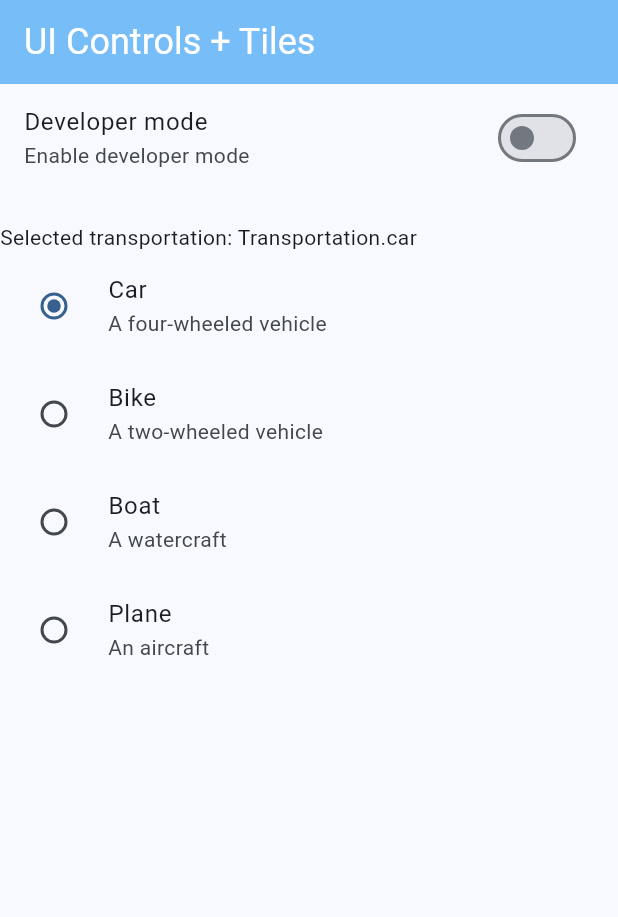
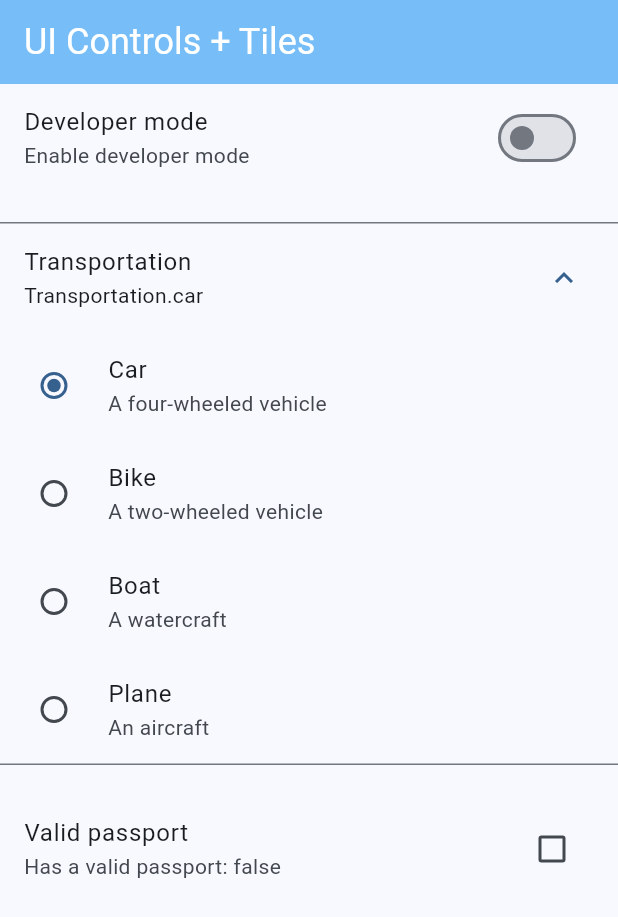
Before and after one commit to afperdomo2/widgets_app, a Flutter app: the UiControlsScreen screen opened by its route, on a phone screen of 412 x 824 dp. Shown: the top 917 px of the screen. Run offline on Flutter 3.47's test engine with Material 3 defaults, Android fonts, the phone set to English and light mode, and no system bars; our stand-ins replace go_router.

Commit message:
Agrega opción de transporte en un ExpansionTile y checkbox para validar pasaporte

```diff
--- a/lib/presentation/screens/ui_controls/ui_controls_screen.dart
+++ b/lib/presentation/screens/ui_controls/ui_controls_screen.dart
@@ -28,6 +28,7 @@ enum Transportation { car, bike, boat, plane }
 class _UiControlsViewState extends State<_UiControlsView> {
   bool isDeveloperMode = false;
   Transportation selectedTransportation = Transportation.car;
+  bool hasValidPassport = false;
 
   @override
   Widget build(BuildContext context) {
@@ -41,7 +42,11 @@ class _UiControlsViewState extends State<_UiControlsView> {
           onChanged: (value) => setState(() => isDeveloperMode = !isDeveloperMode),
         ),
         const SizedBox(height: 20),
-        Text("Selected transportation: $selectedTransportation"),
+        ExpansionTile(
+          title: const Text("Transportation"),
+          subtitle: Text(selectedTransportation.toString()),
+          initiallyExpanded: true,
+          children: [
             RadioListTile(
               title: const Text("Car"),
               subtitle: const Text("A four-wheeled vehicle"),
@@ -71,6 +76,15 @@ class _UiControlsViewState extends State<_UiControlsView> {
               onChanged: (value) => setState(() => selectedTransportation = Transportation.plane),
             )
           ],
+        ),
+        const SizedBox(height: 20),
+        CheckboxListTile(
+          title: const Text("Valid passport"),
+          subtitle: Text("Has a valid passport: $hasValidPassport"),
+          value: hasValidPassport,
+          onChanged: (value) => setState(() => hasValidPassport = !hasValidPassport),
+        ),
+      ],
     );
   }
 }
```
Lines whose indentation alone changed are shown as unchanged.
